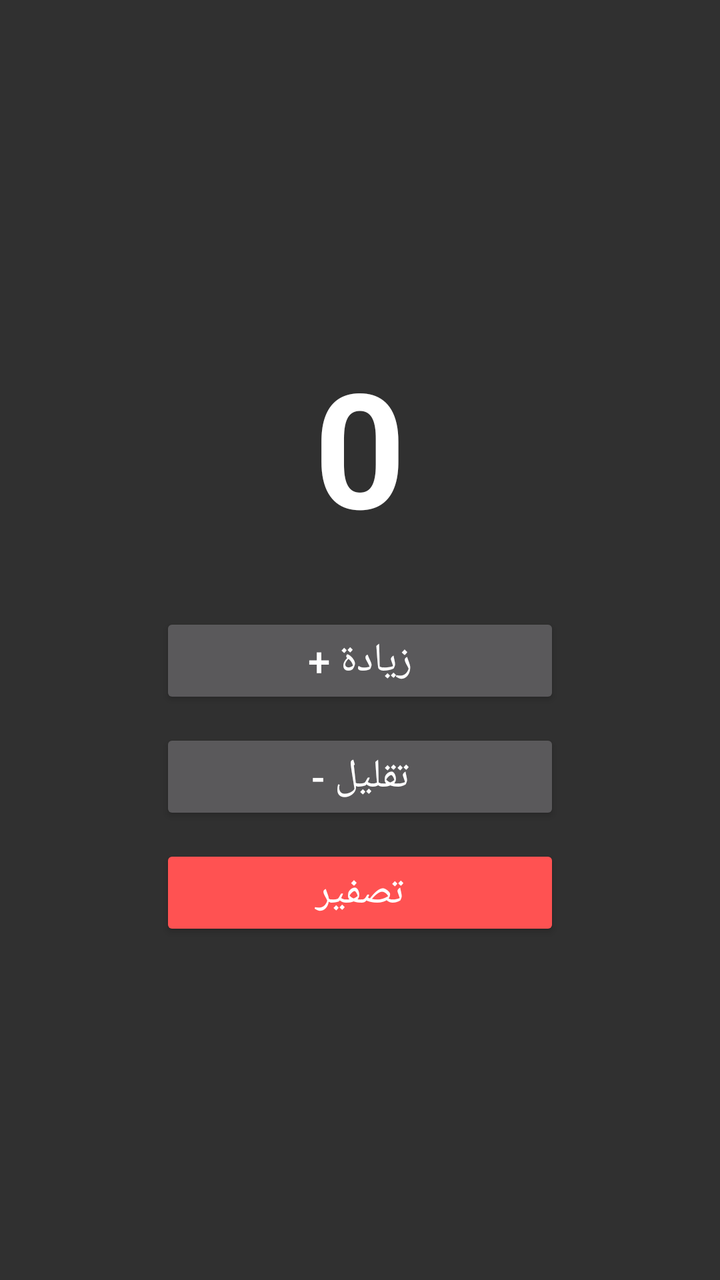
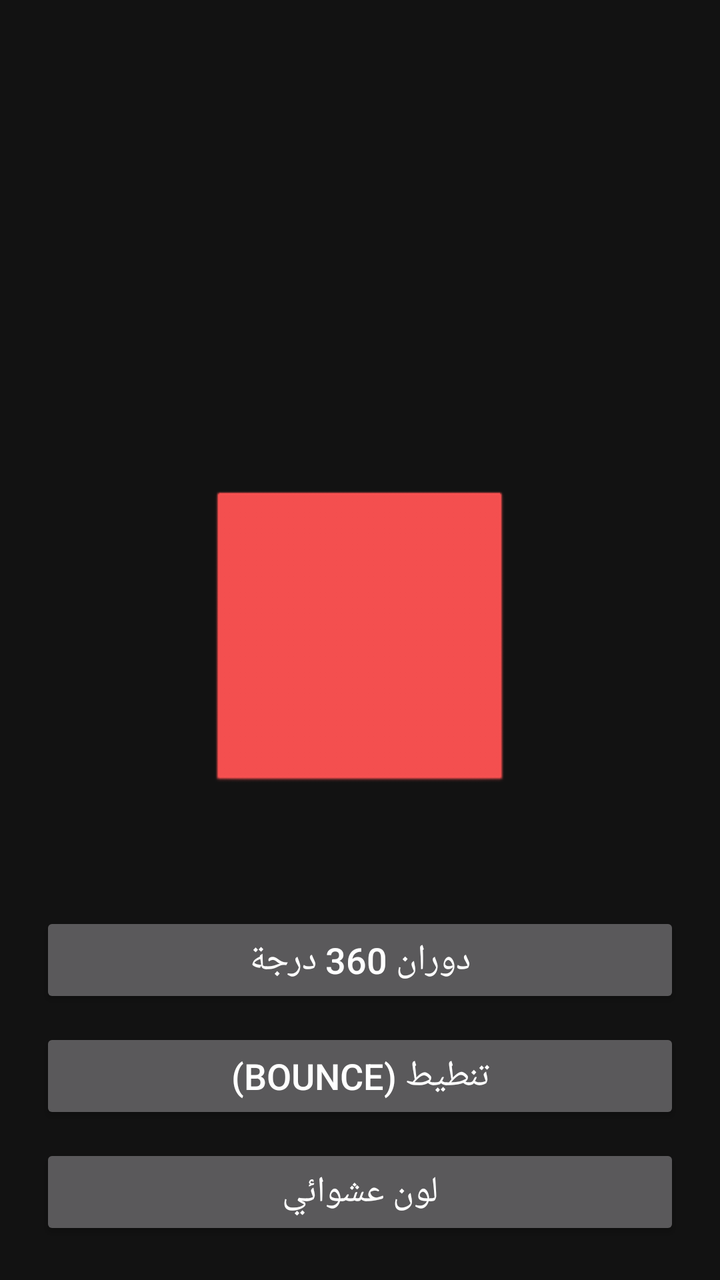

Screens rendered from an Android XML layout before and after an edit, with the pre-edit source and the edit as a unified diff.
<!-- AndroidManifest.xml: application theme android:Theme.Material.NoActionBar -->
<!-- res/layout/activity_main.xml -->
<?xml version="1.0" encoding="utf-8"?>
<LinearLayout xmlns:android="http://schemas.android.com/apk/res/android"
    android:layout_width="match_parent"
    android:layout_height="match_parent"
    android:gravity="center"
    android:orientation="vertical"
    android:padding="20dp">

    
    <TextView
        android:id="@+id/tvCounter"
        android:layout_width="wrap_content"
        android:layout_height="wrap_content"
        android:text="0"
        android:textSize="80sp"
        android:textStyle="bold"
        android:textColor="#FFFFFF" />

    
    <Button
        android:id="@+id/btnIncrease"
        android:layout_width="200dp"
        android:layout_height="wrap_content"
        android:layout_marginTop="30dp"
        android:text="زيادة +"
        android:textSize="20sp" />

    
    <Button
        android:id="@+id/btnDecrease"
        android:layout_width="200dp"
        android:layout_height="wrap_content"
        android:layout_marginTop="10dp"
        android:text="تقليل -"
        android:textSize="20sp" />

    
    <Button
        android:id="@+id/btnReset"
        android:layout_width="200dp"
        android:layout_height="wrap_content"
        android:layout_marginTop="10dp"
        android:text="تصفير"
        android:backgroundTint="#FF5252"
        android:textSize="20sp" />

</LinearLayout>
<!-- resources referenced by this layout -->
<resources>

</resources>

<!-- the commit's change to res/layout/activity_main.xml (unified diff, before → after) -->
@@ -1,47 +1,49 @@
 <?xml version="1.0" encoding="utf-8"?>
-<LinearLayout xmlns:android="http://schemas.android.com/apk/res/android"
+<RelativeLayout xmlns:android="http://schemas.android.com/apk/res/android"
     android:layout_width="match_parent"
     android:layout_height="match_parent"
-    android:gravity="center"
-    android:orientation="vertical"
-    android:padding="20dp">
+    android:background="#121212"> 
 
     
-    <TextView
-        android:id="@+id/tvCounter"
-        android:layout_width="wrap_content"
-        android:layout_height="wrap_content"
-        android:text="0"
-        android:textSize="80sp"
-        android:textStyle="bold"
-        android:textColor="#FFFFFF" />
+    <View
+        android:id="@+id/magicBall"
+        android:layout_width="150dp"
+        android:layout_height="150dp"
+        android:layout_centerInParent="true"
+        android:backgroundTint="#FF5252"
+        android:elevation="20dp"
+        android:background="@android:drawable/btn_default" /> 
 
     
-    <Button
-        android:id="@+id/btnIncrease"
-        android:layout_width="200dp"
+    <LinearLayout
+        android:layout_width="match_parent"
         android:layout_height="wrap_content"
-        android:layout_marginTop="30dp"
-        android:text="زيادة +"
-        android:textSize="20sp" />
+        android:layout_alignParentBottom="true"
+        android:layout_margin="20dp"
+        android:orientation="vertical">
 
-    
-    <Button
-        android:id="@+id/btnDecrease"
-        android:layout_width="200dp"
-        android:layout_height="wrap_content"
-        android:layout_marginTop="10dp"
-        android:text="تقليل -"
-        android:textSize="20sp" />
+        <Button
+            android:id="@+id/btnRotate"
+            android:layout_width="match_parent"
+            android:layout_height="wrap_content"
+            android:text="دوران 360 درجة"
+            android:textSize="18sp"
+            android:layout_marginBottom="10dp"/>
 
-    
-    <Button
-        android:id="@+id/btnReset"
-        android:layout_width="200dp"
-        android:layout_height="wrap_content"
-        android:layout_marginTop="10dp"
-        android:text="تصفير"
-        android:backgroundTint="#FF5252"
-        android:textSize="20sp" />
+        <Button
+            android:id="@+id/btnBounce"
+            android:layout_width="match_parent"
+            android:layout_height="wrap_content"
+            android:text="تنطيط (Bounce)"
+            android:textSize="18sp"
+            android:layout_marginBottom="10dp"/>
 
-</LinearLayout>
+        <Button
+            android:id="@+id/btnColor"
+            android:layout_width="match_parent"
+            android:layout_height="wrap_content"
+            android:text="لون عشوائي"
+            android:textSize="18sp"/>
+    </LinearLayout>
+
+</RelativeLayout>
